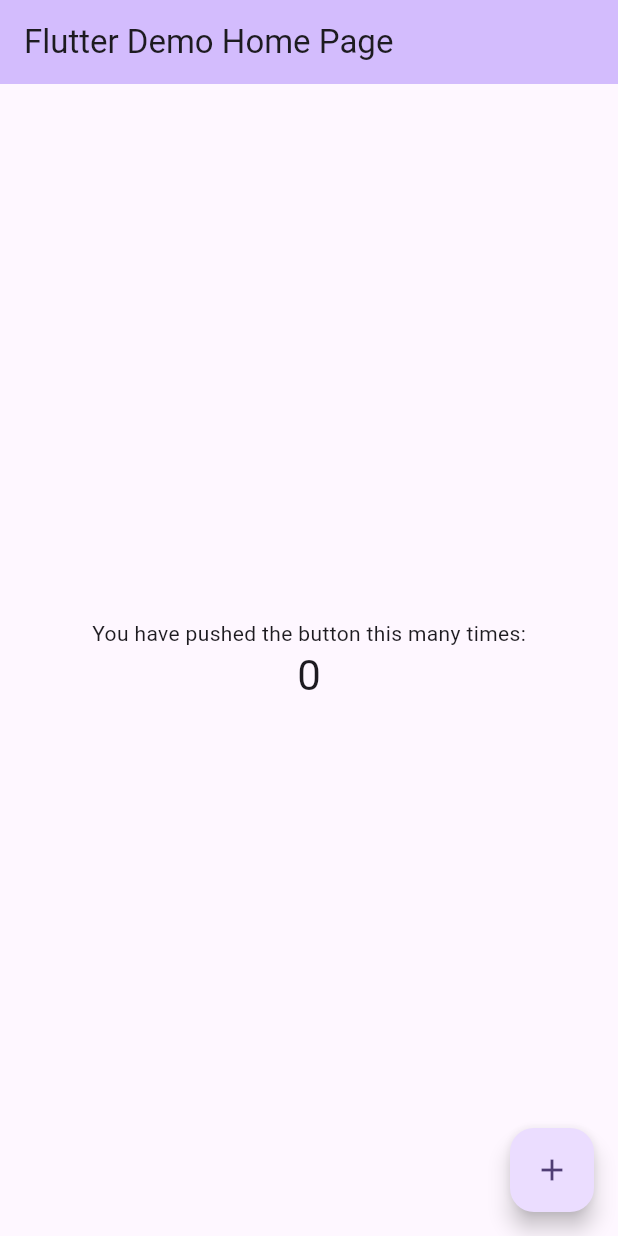
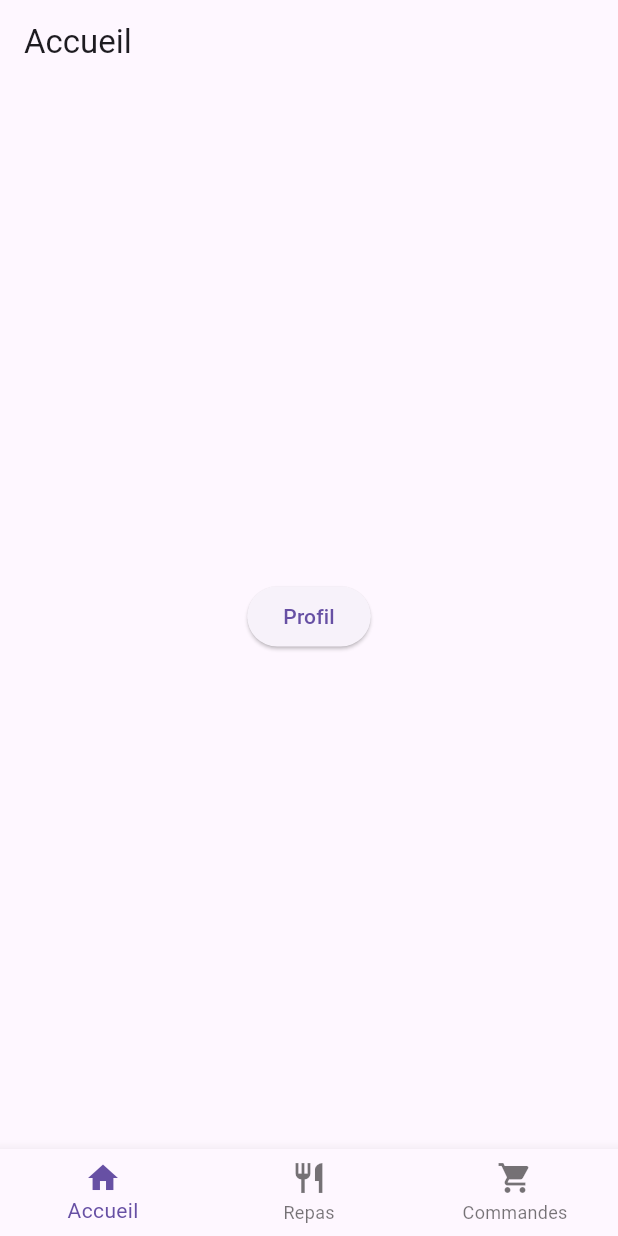
Before and after one commit to KelevraP5/DiWe, a Flutter app: the screen it shows after launch, on a phone screen of 412 x 824 dp. Run offline on Flutter 3.47's test engine with Material 3 defaults, Android fonts, the phone set to English and light mode, and no system bars.

Commit message:
mohamed1602

```diff
--- /dev/null
+++ b/lib/components/bottom_nav_bar.dart
@@ -0,0 +1,30 @@
+import 'package:flutter/material.dart';
+
+class BottomNavBar extends StatelessWidget {
+  final int currentIndex;
+  final Function(int) onTap;
+
+  BottomNavBar({required this.currentIndex, required this.onTap});
+
+  @override
+  Widget build(BuildContext context) {
+    return BottomNavigationBar(
+      currentIndex: currentIndex,
+      onTap: onTap,
+      items: [
+        BottomNavigationBarItem(
+          icon: Icon(Icons.home),
+          label: 'Accueil',
+        ),
+        BottomNavigationBarItem(
+          icon: Icon(Icons.restaurant),
+          label: 'Repas',
+        ),
+        BottomNavigationBarItem(
+          icon: Icon(Icons.shopping_cart),
+          label: 'Commandes',
+        ),
+      ],
+    );
+  }
+}
--- a/lib/main.dart
+++ b/lib/main.dart
@@ -1,125 +1,51 @@
 import 'package:flutter/material.dart';
+import 'profile/page_profile.dart';
+import 'components/bottom_nav_bar.dart';
 
 void main() {
-  runApp(const MyApp());
+  runApp(MyApp());
 }
 
 class MyApp extends StatelessWidget {
-  const MyApp({super.key});
-
-  // This widget is the root of your application.
   @override
   Widget build(BuildContext context) {
     return MaterialApp(
       title: 'Flutter Demo',
       theme: ThemeData(
-        // This is the theme of your application.
-        //
-        // TRY THIS: Try running your application with "flutter run". You'll see
-        // the application has a purple toolbar. Then, without quitting the app,
-        // try changing the seedColor in the colorScheme below to Colors.green
-        // and then invoke "hot reload" (save your changes or press the "hot
-        // reload" button in a Flutter-supported IDE, or press "r" if you used
-        // the command line to start the app).
-        //
-        // Notice that the counter didn't reset back to zero; the application
-        // state is not lost during the reload. To reset the state, use hot
-        // restart instead.
-        //
-        // This works for code too, not just values: Most code changes can be
-        // tested with just a hot reload.
-        colorScheme: ColorScheme.fromSeed(seedColor: Colors.deepPurple),
-        useMaterial3: true,
+        primarySwatch: Colors.blue,
       ),
-      home: const MyHomePage(title: 'Flutter Demo Home Page'),
+      home: MyHomePage(),
+      routes: {
+        '/profile': (context) => PageProfil(),
+      },
     );
   }
 }
 
-class MyHomePage extends StatefulWidget {
-  const MyHomePage({super.key, required this.title});
-
-  // This widget is the home page of your application. It is stateful, meaning
-  // that it has a State object (defined below) that contains fields that affect
-  // how it looks.
-
-  // This class is the configuration for the state. It holds the values (in this
-  // case the title) provided by the parent (in this case the App widget) and
-  // used by the build method of the State. Fields in a Widget subclass are
-  // always marked "final".
-
-  final String title;
-
-  @override
-  State<MyHomePage> createState() => _MyHomePageState();
-}
-
-class _MyHomePageState extends State<MyHomePage> {
-  int _counter = 0;
-
-  void _incrementCounter() {
-    setState(() {
-      // This call to setState tells the Flutter framework that something has
-      // changed in this State, which causes it to rerun the build method below
-      // so that the display can reflect the updated values. If we changed
-      // _counter without calling setState(), then the build method would not be
-      // called again, and so nothing would appear to happen.
-      _counter++;
-    });
-  }
-
+class MyHomePage extends StatelessWidget {
   @override
   Widget build(BuildContext context) {
-    // This method is rerun every time setState is called, for instance as done
-    // by the _incrementCounter method above.
-    //
-    // The Flutter framework has been optimized to make rerunning build methods
-    // fast, so that you can just rebuild anything that needs updating rather
-    // than having to individually change instances of widgets.
     return Scaffold(
       appBar: AppBar(
-        // TRY THIS: Try changing the color here to a specific color (to
-        // Colors.amber, perhaps?) and trigger a hot reload to see the AppBar
-        // change color while the other colors stay the same.
-        backgroundColor: Theme.of(context).colorScheme.inversePrimary,
-        // Here we take the value from the MyHomePage object that was created by
-        // the App.build method, and use it to set our appbar title.
-        title: Text(widget.title),
+        title: Text('Accueil'),
       ),
       body: Center(
-        // Center is a layout widget. It takes a single child and positions it
-        // in the middle of the parent.
-        child: Column(
-          // Column is also a layout widget. It takes a list of children and
-          // arranges them vertically. By default, it sizes itself to fit its
-          // children horizontally, and tries to be as tall as its parent.
-          //
-          // Column has various properties to control how it sizes itself and
-          // how it positions its children. Here we use mainAxisAlignment to
-          // center the children vertically; the main axis here is the vertical
-          // axis because Columns are vertical (the cross axis would be
-          // horizontal).
-          //
-          // TRY THIS: Invoke "debug painting" (choose the "Toggle Debug Paint"
-          // action in the IDE, or press "p" in the console), to see the
-          // wireframe for each widget.
-          mainAxisAlignment: MainAxisAlignment.center,
-          children: <Widget>[
-            const Text(
-              'You have pushed the button this many times:',
-            ),
-            Text(
-              '$_counter',
-              style: Theme.of(context).textTheme.headlineMedium,
-            ),
-          ],
+        child: ElevatedButton(
+          onPressed: () {
+            Navigator.pushNamed(context, '/profile');
+          },
+          child: Text('Profil'),
         ),
       ),
-      floatingActionButton: FloatingActionButton(
-        onPressed: _incrementCounter,
-        tooltip: 'Increment',
-        child: const Icon(Icons.add),
-      ), // This trailing comma makes auto-formatting nicer for build methods.
+      bottomNavigationBar: BottomNavBar(
+        currentIndex: 0,
+        onTap: (index) {
+          if (index == 0) {
+          } else if (index == 1) {
+            Navigator.pushNamed(context, '/profile');
+          }
+        },
+      ),
     );
   }
 }
--- a/pubspec.yaml
+++ b/pubspec.yaml
@@ -30,6 +30,7 @@ environment:
 dependencies:
   flutter:
     sdk: flutter
+  font_awesome_flutter: ^9.2.0
 
 
   # The following adds the Cupertino Icons font to your application.
```
Also changed, not shown: lib/profile/page_about_us.dart (added, +39 -0 lines), lib/profile/page_information.dart (added, +62 -0 lines), lib/profile/page_profile.dart (added, +104 -0 lines), pubspec.lock.
